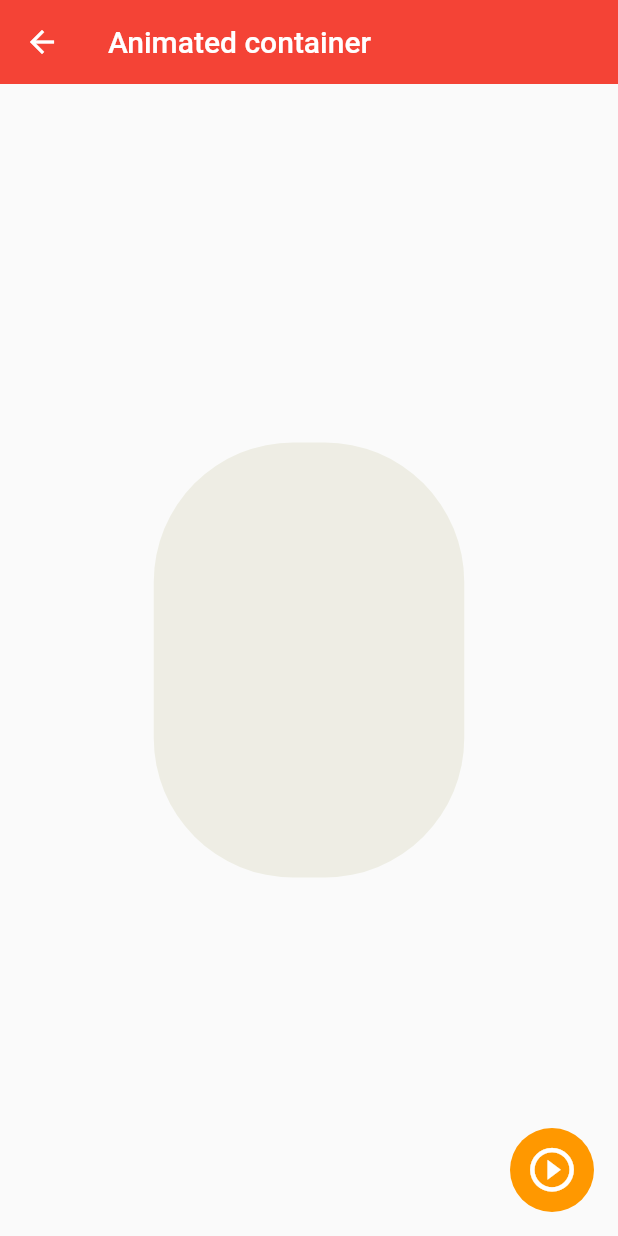
After one commit to DevAndresVargas/widgets_app, a Flutter app: the AnimatedScreen screen opened by its route, after a tap on the "play circle outline" icon, on a phone screen of 412 x 824 dp. The commit adds this screen. Run offline on Flutter 3.47's test engine with Material 2 defaults, Android fonts, the phone set to English and light mode, and no system bars.

Commit message:
change shape with function

```diff
--- a/lib/router/app_routes.dart
+++ b/lib/router/app_routes.dart
@@ -14,7 +14,8 @@ class AppRoutes{
     MenuOption(route: 'Listview2', icon: Icons.list_outlined, name: 'List View 2 Screen', screen: const ListView2Screen()),
     MenuOption(route: 'card', icon: Icons.view_list_sharp, name: 'Card Screen', screen: const CardScreen()),
     MenuOption(route: 'alert', icon: Icons.warning_amber_rounded, name: 'Alert Screen', screen: const AlertScreen()),
-    MenuOption(route: 'avatar', icon: Icons.person, name: 'Avatar Screen', screen: const AvatarScreen())
+    MenuOption(route: 'avatar', icon: Icons.person, name: 'Avatar Screen', screen: const AvatarScreen()),
+    MenuOption(route: 'animated', icon: Icons.animation_rounded, name: 'Animated Screen', screen: const AnimatedScreen())
   ];
 
   static Map<String, Widget Function(BuildContext)> getAppRoutes(){
--- /dev/null
+++ b/lib/screens/animated_screen.dart
@@ -0,0 +1,61 @@
+import 'dart:math' show Random;
+
+import 'package:flutter/material.dart';
+
+class AnimatedScreen extends StatefulWidget {
+
+  const AnimatedScreen({Key? key}) : super(key: key);
+
+  @override
+  State<AnimatedScreen> createState() => _AnimatedScreenState();
+}
+
+class _AnimatedScreenState extends State<AnimatedScreen> {
+
+double _width = 50;
+double _height = 50;
+Color _color = Colors.indigo;
+BorderRadiusGeometry _borderRadius = BorderRadius.circular(10);
+
+void changeShape(){
+
+    final random = Random();
+    _height  = random.nextInt(300).toDouble() + 70;
+    _width =  random.nextInt(300).toDouble() + 70;
+    _color = Color.fromARGB(
+    random.nextInt(255),
+    random.nextInt(255),
+    random.nextInt(255),
+    1
+            );
+    _borderRadius = BorderRadius.circular(random.nextInt(255).toDouble()+10);
+    setState(() {});
+}
+
+
+  @override
+  Widget build(BuildContext context) {
+    return  Scaffold(
+            appBar: AppBar(
+            title: Text('Animated container'),
+                ),
+      body: Center(
+          child: Container(
+          width: _width,
+          height: _height,
+          decoration: BoxDecoration(
+          color: _color,
+          borderRadius: _borderRadius
+
+              ),
+              ),
+      ),
+      floatingActionButton: FloatingActionButton(
+          child: Icon(Icons.play_circle_outline,size: 35,),
+          onPressed: (){
+            changeShape();
+          }
+      ),
+    );
+  }
+}
--- a/lib/screens/screens.dart
+++ b/lib/screens/screens.dart
@@ -1,3 +1,4 @@
+export 'package:widget_app/screens/animated_screen.dart';
 export 'package:widget_app/screens/avatar_screen.dart';
 export 'package:widget_app/themes/app_theme.dart';
 export 'package:widget_app/screens/home_screen.dart';
```
